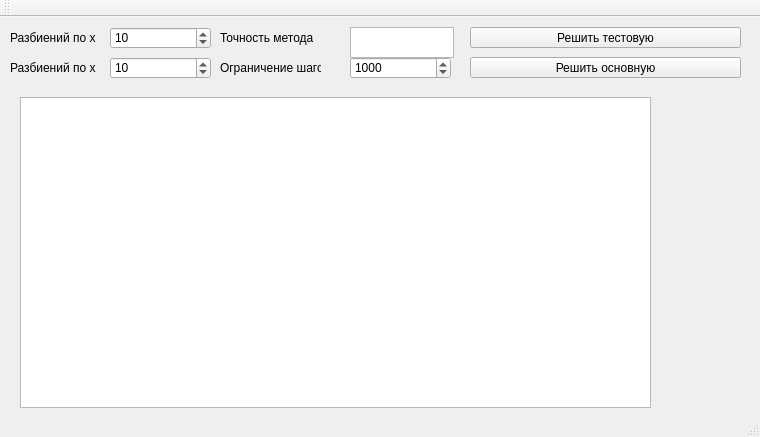
morkovka1337/NMs2_Iter_method, file mainwindow.ui: the form before one commit.
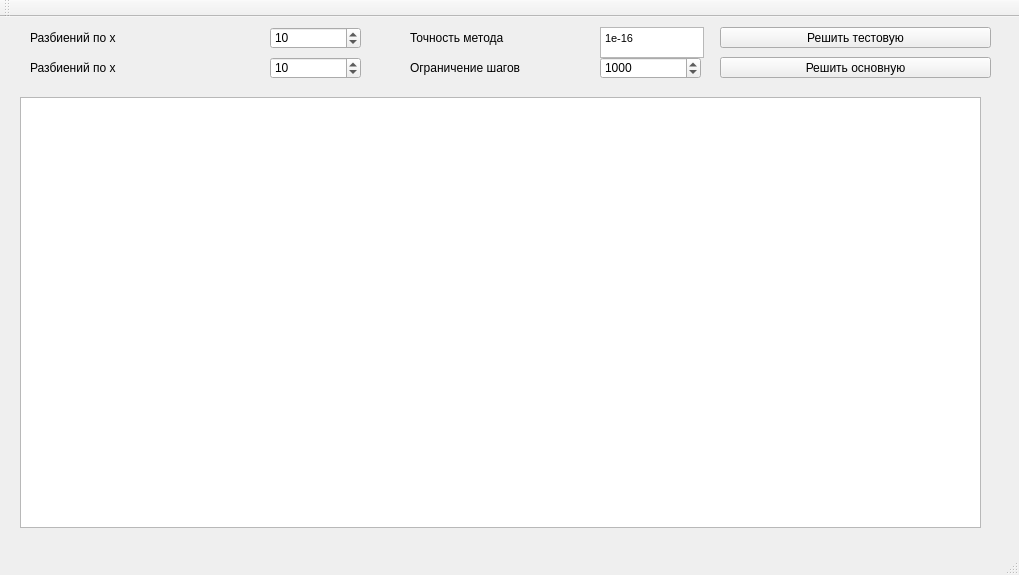
The form after the commit.

```diff
--- a/mainwindow.ui
+++ b/mainwindow.ui
@@ -6,8 +6,8 @@
    <rect>
     <x>0</x>
     <y>0</y>
-    <width>760</width>
-    <height>437</height>
+    <width>1019</width>
+    <height>575</height>
    </rect>
   </property>
   <property name="windowTitle">
@@ -17,9 +17,9 @@
    <widget class="QLabel" name="label">
     <property name="geometry">
      <rect>
-      <x>10</x>
+      <x>30</x>
       <y>10</y>
-      <width>101</width>
+      <width>171</width>
       <height>21</height>
      </rect>
     </property>
@@ -30,7 +30,7 @@
    <widget class="QPushButton" name="pushButton">
     <property name="geometry">
      <rect>
-      <x>470</x>
+      <x>720</x>
       <y>10</y>
       <width>271</width>
       <height>21</height>
@@ -43,9 +43,9 @@
    <widget class="QSpinBox" name="spinBox">
     <property name="geometry">
      <rect>
-      <x>110</x>
+      <x>270</x>
       <y>10</y>
-      <width>101</width>
+      <width>91</width>
       <height>22</height>
      </rect>
     </property>
@@ -62,9 +62,9 @@
    <widget class="QSpinBox" name="spinBox_2">
     <property name="geometry">
      <rect>
-      <x>110</x>
+      <x>270</x>
       <y>40</y>
-      <width>101</width>
+      <width>91</width>
       <height>22</height>
      </rect>
     </property>
@@ -81,9 +81,9 @@
    <widget class="QLabel" name="label_2">
     <property name="geometry">
      <rect>
-      <x>10</x>
+      <x>30</x>
       <y>40</y>
-      <width>101</width>
+      <width>171</width>
       <height>21</height>
      </rect>
     </property>
@@ -94,19 +94,26 @@
    <widget class="QTextEdit" name="textEdit">
     <property name="geometry">
      <rect>
-      <x>350</x>
+      <x>600</x>
       <y>10</y>
       <width>104</width>
       <height>31</height>
      </rect>
     </property>
+    <property name="html">
+     <string>&lt;!DOCTYPE HTML PUBLIC &quot;-//W3C//DTD HTML 4.0//EN&quot; &quot;http://www.w3.org/TR/REC-html40/strict.dtd&quot;&gt;
+&lt;html&gt;&lt;head&gt;&lt;meta name=&quot;qrichtext&quot; content=&quot;1&quot; /&gt;&lt;style type=&quot;text/css&quot;&gt;
+p, li { white-space: pre-wrap; }
+&lt;/style&gt;&lt;/head&gt;&lt;body style=&quot; font-family:'MS Shell Dlg 2'; font-size:8.25pt; font-weight:400; font-style:normal;&quot;&gt;
+&lt;p style=&quot; margin-top:0px; margin-bottom:0px; margin-left:0px; margin-right:0px; -qt-block-indent:0; text-indent:0px;&quot;&gt;1e-16&lt;/p&gt;&lt;/body&gt;&lt;/html&gt;</string>
+    </property>
    </widget>
    <widget class="QLabel" name="label_3">
     <property name="geometry">
      <rect>
-      <x>220</x>
+      <x>410</x>
       <y>10</y>
-      <width>111</width>
+      <width>171</width>
       <height>21</height>
      </rect>
     </property>
@@ -117,9 +124,9 @@
    <widget class="QLabel" name="label_4">
     <property name="geometry">
      <rect>
-      <x>220</x>
+      <x>410</x>
       <y>40</y>
-      <width>101</width>
+      <width>161</width>
       <height>21</height>
      </rect>
     </property>
@@ -130,7 +137,7 @@
    <widget class="QSpinBox" name="spinBox_3">
     <property name="geometry">
      <rect>
-      <x>350</x>
+      <x>600</x>
       <y>40</y>
       <width>101</width>
       <height>22</height>
@@ -149,7 +156,7 @@
    <widget class="QPushButton" name="pushButton_2">
     <property name="geometry">
      <rect>
-      <x>470</x>
+      <x>720</x>
       <y>40</y>
       <width>271</width>
       <height>21</height>
@@ -164,8 +171,8 @@
      <rect>
       <x>20</x>
       <y>80</y>
-      <width>631</width>
-      <height>311</height>
+      <width>961</width>
+      <height>431</height>
      </rect>
     </property>
    </widget>
```
Left out of the diff: 4 changed lines with no effect on the pictures.
